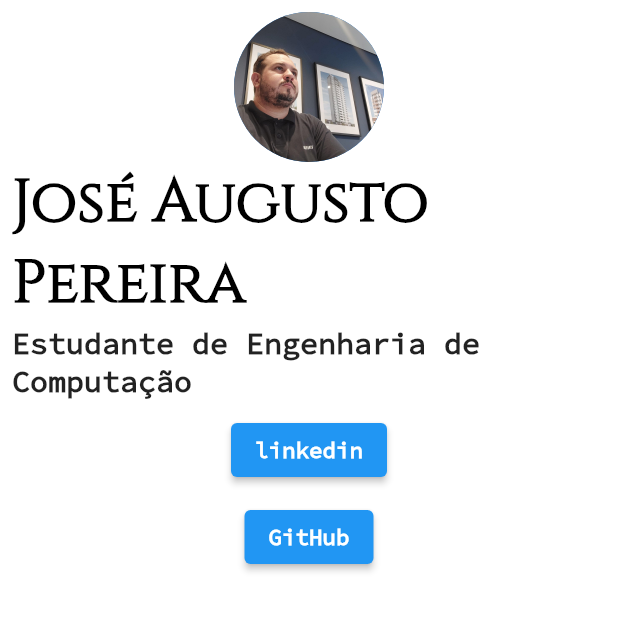
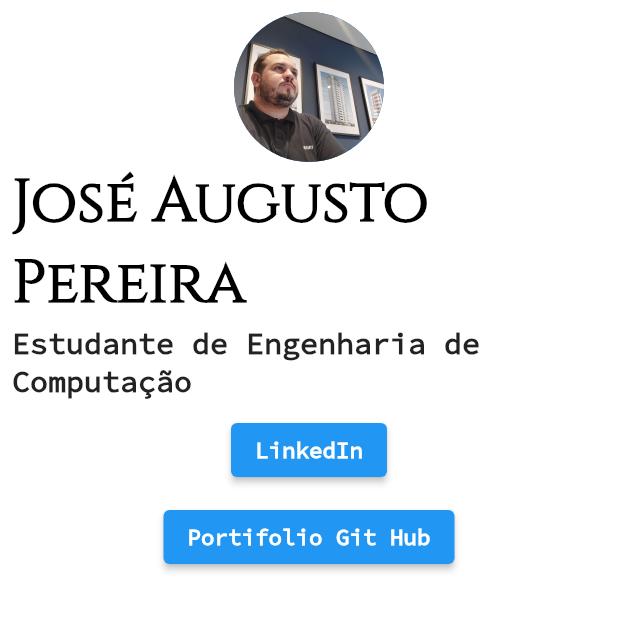
Before and after one commit to eujap/bio_link, a Flutter app: the screen it shows after launch, on a phone screen of 412 x 824 dp, the top half of it. Run offline on Flutter 3.47's test engine with Material 2 defaults, Android fonts, the phone set to English and light mode, and no system bars.

Commit message:
escluido aviso de debug

```diff
--- a/bio_link/lib/main.dart
+++ b/bio_link/lib/main.dart
@@ -11,6 +11,7 @@ class MyApp extends StatelessWidget {
   @override
   Widget build(BuildContext context) {
     return const MaterialApp(
+        debugShowCheckedModeBanner: false,
         home: Scaffold(
           backgroundColor: Colors.white,
           body: SafeArea(
@@ -43,16 +44,17 @@ class MyApp extends StatelessWidget {
                         SizedBox(height: 10),
                         ElevatedButton(
                           onPressed: abrirLinkedin,
-                      child: Text('linkedin',
+                          child: Text('LinkedIn',
                               style: TextStyle(
                                 fontFamily: 'SourceCode',
                                 fontSize: 15,
-                              fontWeight: FontWeight.bold)),
+                                fontWeight: FontWeight.bold,
+                              )),
                         ),
                         SizedBox(height: 10),
                         ElevatedButton(
                           onPressed: abrirGitHub,
-                      child: Text('GitHub',
+                          child: Text('Portifolio Git Hub',
                               style: TextStyle(
                                   fontFamily: 'SourceCode',
                                   fontSize: 15,
```
Lines whose indentation alone changed are shown as unchanged.
